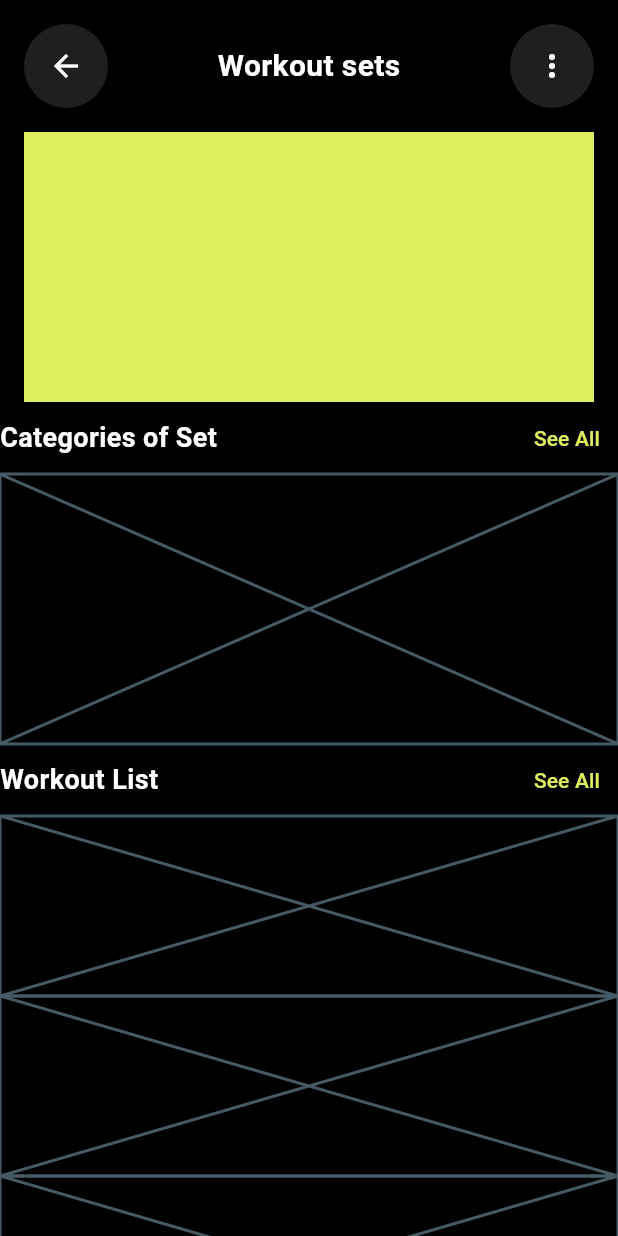
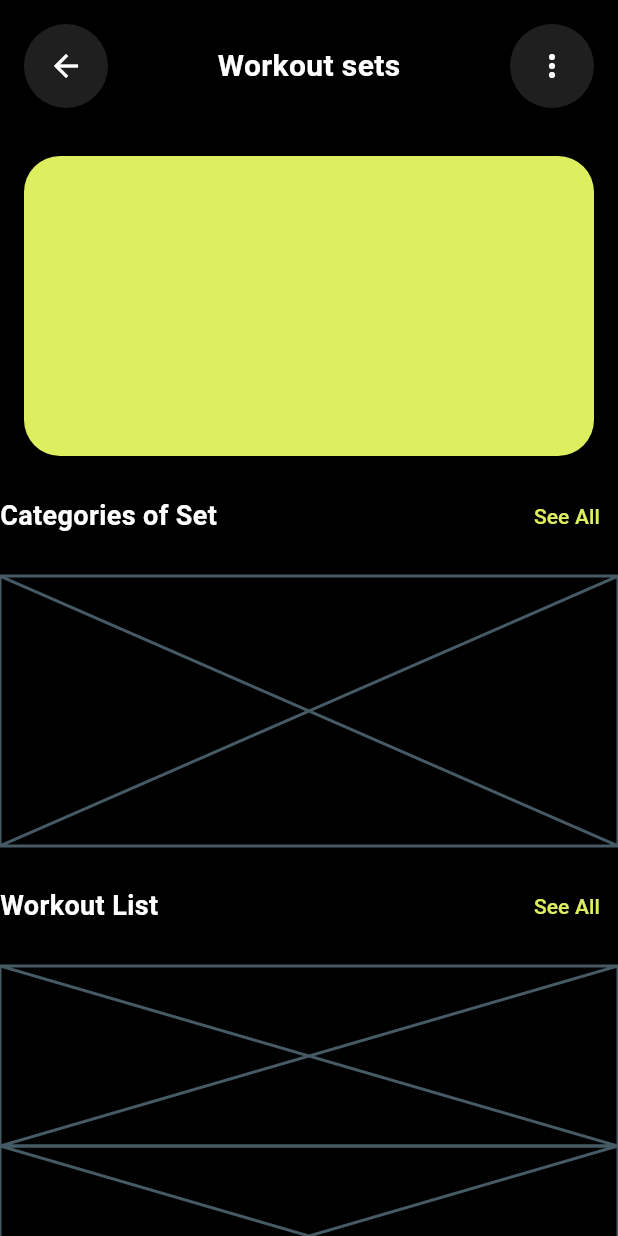
Before and after one commit to JAICHANGPARK/flutter_notebook_chapter_53, a Flutter app: the FitnessHomePage screen opened directly, on a phone screen of 412 x 824 dp. Run offline on Flutter 3.47's test engine with Material 3 defaults, Android fonts, the phone set to English and light mode, and no system bars.

Commit message:
Update fitness_home_page.dart

```diff
--- a/lib/ep2651_fitness_app/ui/fitness_home_page.dart
+++ b/lib/ep2651_fitness_app/ui/fitness_home_page.dart
@@ -14,6 +14,7 @@ class _FitnessHomePageState extends State<FitnessHomePage> {
       backgroundColor: Colors.black,
       body: SafeArea(
         child: Column(
+          spacing: 16,
           crossAxisAlignment: .start,
           children: [
             Padding(
@@ -48,11 +49,19 @@ class _FitnessHomePageState extends State<FitnessHomePage> {
               ),
             ),
             Container(
-              height: 180,
+              height: 200,
               margin: .symmetric(horizontal: 16),
               decoration: ShapeDecoration(
-                shape: RoundedSuperellipseBorder(),
+                shape: RoundedSuperellipseBorder(
+                  borderRadius: .circular(24),
+                ),
                 color: Color.fromRGBO(221, 238, 94, 1),
+              ),
+              child: Stack(
+                children: [
+
+                ],
+
               ),
             ),
             Row(
```
